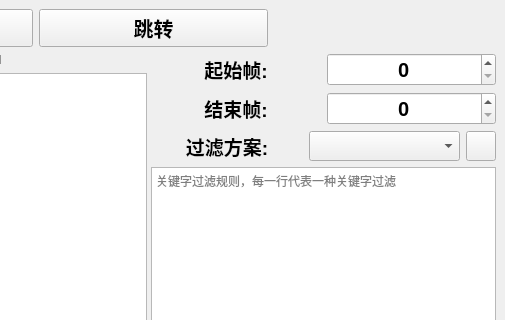
Old version of the form ui/mainwidget.ui in the repository lamborghini1993/FileCompare; both pictures show x 902 to 1407 and y 0 to 320 of the 1407 by 826 pixel window.
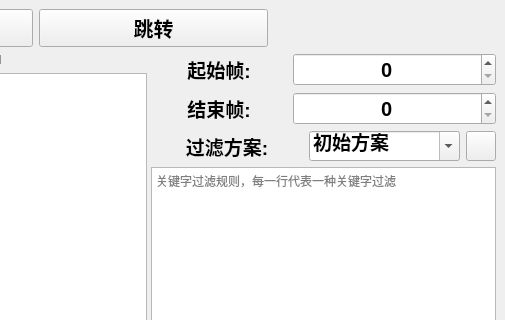
New version of the form. Icons and pictures are not drawn. Custom widgets are drawn as their Qt base class.

```diff
--- a/ui/mainwidget.ui
+++ b/ui/mainwidget.ui
@@ -256,7 +256,7 @@
       <widget class="QWidget" name="widget_3" native="true">
        <layout class="QVBoxLayout" name="verticalLayout">
         <item>
-         <layout class="QGridLayout" name="gridLayout">
+         <layout class="QGridLayout" name="gridLayout" rowstretch="0,0" columnstretch="2,3">
           <item row="0" column="0">
            <widget class="QLabel" name="label">
             <property name="font">
@@ -322,7 +322,7 @@
          </layout>
         </item>
         <item>
-         <layout class="QHBoxLayout" name="horizontalLayout_2">
+         <layout class="QHBoxLayout" name="horizontalLayout_2" stretch="2,2,1">
           <item>
            <widget class="QLabel" name="label_3">
             <property name="font">
@@ -348,6 +348,25 @@
               <height>30</height>
              </size>
             </property>
+            <property name="font">
+             <font>
+              <pointsize>14</pointsize>
+              <weight>75</weight>
+              <bold>true</bold>
+             </font>
+            </property>
+            <property name="editable">
+             <bool>true</bool>
+            </property>
+            <property name="currentText">
+             <string>初始方案</string>
+            </property>
+            <property name="insertPolicy">
+             <enum>QComboBox::InsertAtBottom</enum>
+            </property>
+            <property name="sizeAdjustPolicy">
+             <enum>QComboBox::AdjustToContentsOnFirstShow</enum>
+            </property>
            </widget>
           </item>
           <item>
```
Left out of the diff: 20 changed lines with no effect on the pictures.
